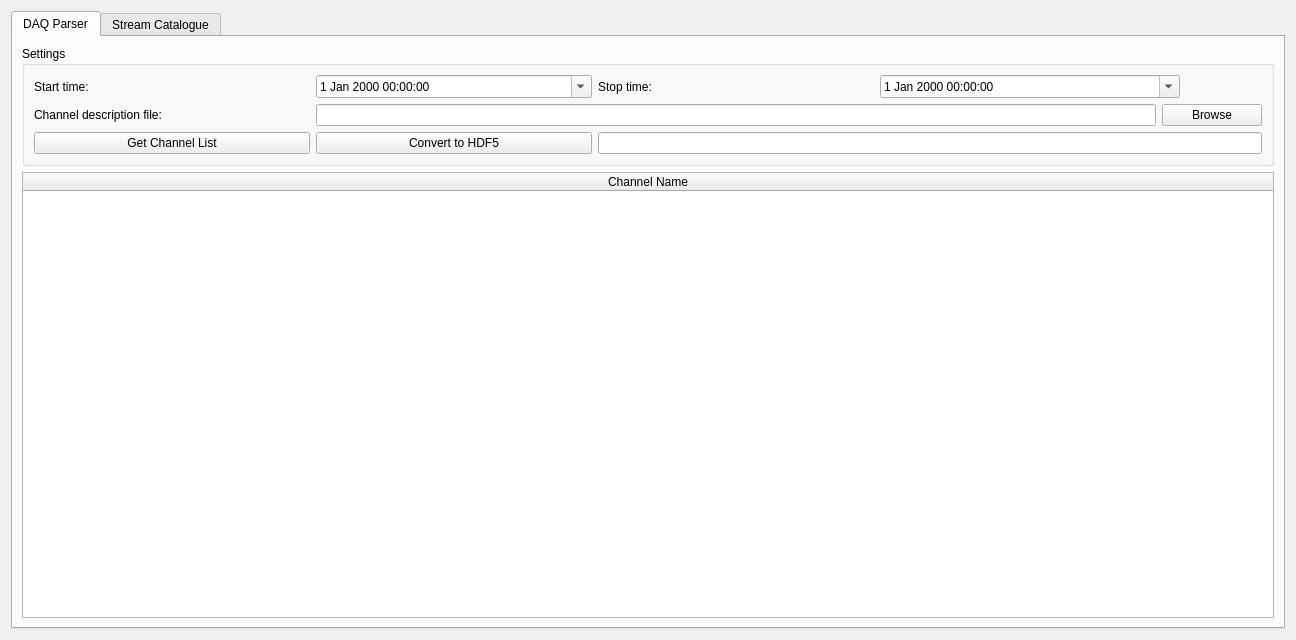
The window that gui/UI_DAQ.ui (cgre23/XFEL-DAQ-Datastream-Parser) describes before a commit, drawn with Qt 5.
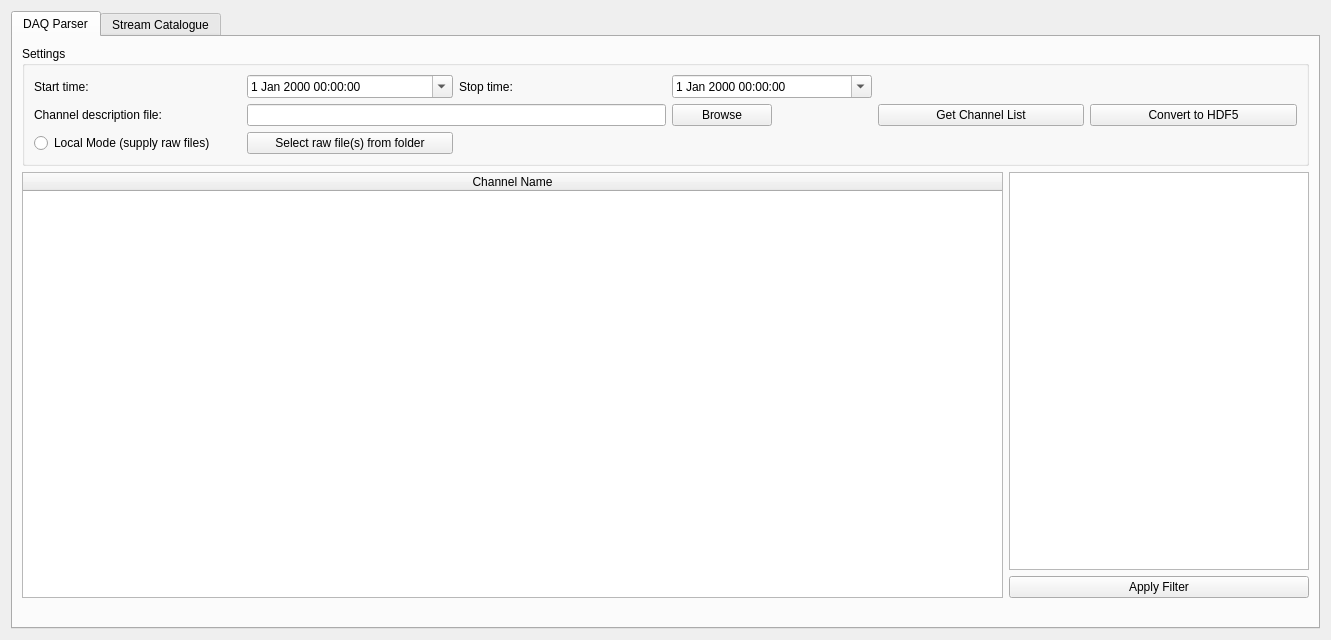
The same window after the commit.

Commit message: local mode added

```diff
--- a/gui/UI_DAQ.ui
+++ b/gui/UI_DAQ.ui
@@ -9,7 +9,7 @@
    <rect>
     <x>0</x>
     <y>0</y>
-    <width>1296</width>
+    <width>1331</width>
     <height>640</height>
    </rect>
   </property>
@@ -39,17 +39,85 @@
        <string>DAQ Parser</string>
       </attribute>
       <layout class="QGridLayout" name="gridLayout_3">
-       <item row="0" column="0">
+       <item row="1" column="0" rowspan="2">
+        <widget class="QTreeWidget" name="treeWidget">
+         <property name="tabletTracking">
+          <bool>false</bool>
+         </property>
+         <property name="indentation">
+          <number>25</number>
+         </property>
+         <property name="sortingEnabled">
+          <bool>false</bool>
+         </property>
+         <property name="wordWrap">
+          <bool>false</bool>
+         </property>
+         <property name="headerHidden">
+          <bool>false</bool>
+         </property>
+         <property name="columnCount">
+          <number>1</number>
+         </property>
+         <attribute name="headerVisible">
+          <bool>true</bool>
+         </attribute>
+         <attribute name="headerCascadingSectionResizes">
+          <bool>false</bool>
+         </attribute>
+         <attribute name="headerHighlightSections">
+          <bool>true</bool>
+         </attribute>
+         <attribute name="headerShowSortIndicator" stdset="0">
+          <bool>false</bool>
+         </attribute>
+         <column>
+          <property name="text">
+           <string>Channel Name</string>
+          </property>
+          <property name="textAlignment">
+           <set>AlignCenter</set>
+          </property>
+         </column>
+        </widget>
+       </item>
+       <item row="2" column="1">
+        <widget class="QPushButton" name="filterpb">
+         <property name="text">
+          <string>Apply Filter</string>
+         </property>
+        </widget>
+       </item>
+       <item row="1" column="1">
+        <widget class="QTableWidget" name="filtertable">
+         <property name="maximumSize">
+          <size>
+           <width>300</width>
+           <height>16777215</height>
+          </size>
+         </property>
+         <property name="columnCount">
+          <number>0</number>
+         </property>
+        </widget>
+       </item>
+       <item row="0" column="0" colspan="2">
         <widget class="QGroupBox" name="groupBox">
          <property name="title">
           <string>Settings</string>
          </property>
          <layout class="QGridLayout" name="gridLayout">
-          <item row="0" column="3" colspan="2">
+          <item row="0" column="3">
            <widget class="QDateTimeEdit" name="stopdate">
+            <property name="minimumSize">
+             <size>
+              <width>200</width>
+              <height>0</height>
+             </size>
+            </property>
             <property name="maximumSize">
              <size>
-              <width>300</width>
+              <width>500</width>
               <height>16777215</height>
              </size>
             </property>
@@ -58,10 +126,10 @@
             </property>
            </widget>
           </item>
-          <item row="2" column="0">
-           <widget class="QPushButton" name="channelpb">
+          <item row="1" column="0">
+           <widget class="QLabel" name="runlabel">
             <property name="text">
-             <string>Get Channel List</string>
+             <string>Channel description file:</string>
             </property>
            </widget>
           </item>
@@ -81,26 +149,24 @@
           </item>
           <item row="0" column="1">
            <widget class="QDateTimeEdit" name="startdate">
+            <property name="minimumSize">
+             <size>
+              <width>200</width>
+              <height>0</height>
+             </size>
+            </property>
+            <property name="maximumSize">
+             <size>
+              <width>300</width>
+              <height>16777215</height>
+             </size>
+            </property>
             <property name="calendarPopup">
              <bool>true</bool>
             </property>
            </widget>
           </item>
-          <item row="2" column="1">
-           <widget class="QPushButton" name="pushButton">
-            <property name="text">
-             <string>Convert to HDF5</string>
-            </property>
-           </widget>
-          </item>
-          <item row="1" column="0">
-           <widget class="QLabel" name="runlabel">
-            <property name="text">
-             <string>Channel description file:</string>
-            </property>
-           </widget>
-          </item>
-          <item row="1" column="4">
+          <item row="1" column="3">
            <widget class="QPushButton" name="browsepb">
             <property name="maximumSize">
              <size>
@@ -113,7 +179,7 @@
             </property>
            </widget>
           </item>
-          <item row="1" column="1" colspan="3">
+          <item row="1" column="1" colspan="2">
            <widget class="QLineEdit" name="filenameEdit">
             <property name="maximumSize">
              <size>
@@ -123,37 +189,49 @@
             </property>
            </widget>
           </item>
-          <item row="2" column="2" colspan="3">
-           <widget class="QLineEdit" name="status_text"/>
+          <item row="1" column="4">
+           <widget class="QPushButton" name="channelpb">
+            <property name="text">
+             <string>Get Channel List</string>
+            </property>
+           </widget>
+          </item>
+          <item row="1" column="5">
+           <widget class="QPushButton" name="pushButton">
+            <property name="text">
+             <string>Convert to HDF5</string>
+            </property>
+           </widget>
+          </item>
+          <item row="2" column="0">
+           <widget class="QRadioButton" name="localmoderb">
+            <property name="text">
+             <string>Local Mode (supply raw files)</string>
+            </property>
+           </widget>
+          </item>
+          <item row="2" column="1">
+           <widget class="QPushButton" name="rawFileSelectpb">
+            <property name="text">
+             <string>Select raw file(s) from folder</string>
+            </property>
+           </widget>
+          </item>
+          <item row="2" column="2">
+           <widget class="QLabel" name="filesSelected">
+            <property name="text">
+             <string/>
+            </property>
+           </widget>
           </item>
          </layout>
         </widget>
        </item>
-       <item row="1" column="0">
-        <widget class="QTreeWidget" name="treeWidget">
-         <property name="tabletTracking">
-          <bool>false</bool>
+       <item row="3" column="0" colspan="2">
+        <widget class="QLabel" name="status_text">
+         <property name="text">
+          <string/>
          </property>
-         <attribute name="headerVisible">
-          <bool>true</bool>
-         </attribute>
-         <attribute name="headerCascadingSectionResizes">
-          <bool>false</bool>
-         </attribute>
-         <attribute name="headerHighlightSections">
-          <bool>true</bool>
-         </attribute>
-         <attribute name="headerShowSortIndicator" stdset="0">
-          <bool>false</bool>
-         </attribute>
-         <column>
-          <property name="text">
-           <string>Channel Name</string>
-          </property>
-          <property name="textAlignment">
-           <set>AlignCenter</set>
-          </property>
-         </column>
         </widget>
        </item>
       </layout>
```
Left out of the diff: 29 changed lines with no effect on the pictures. The commit also changes 9 other files.
